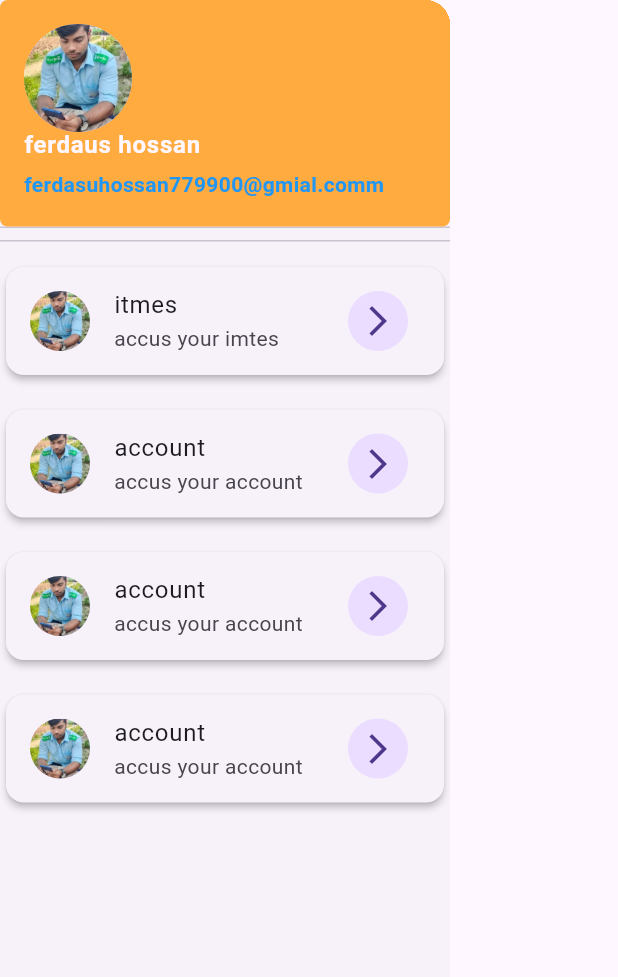
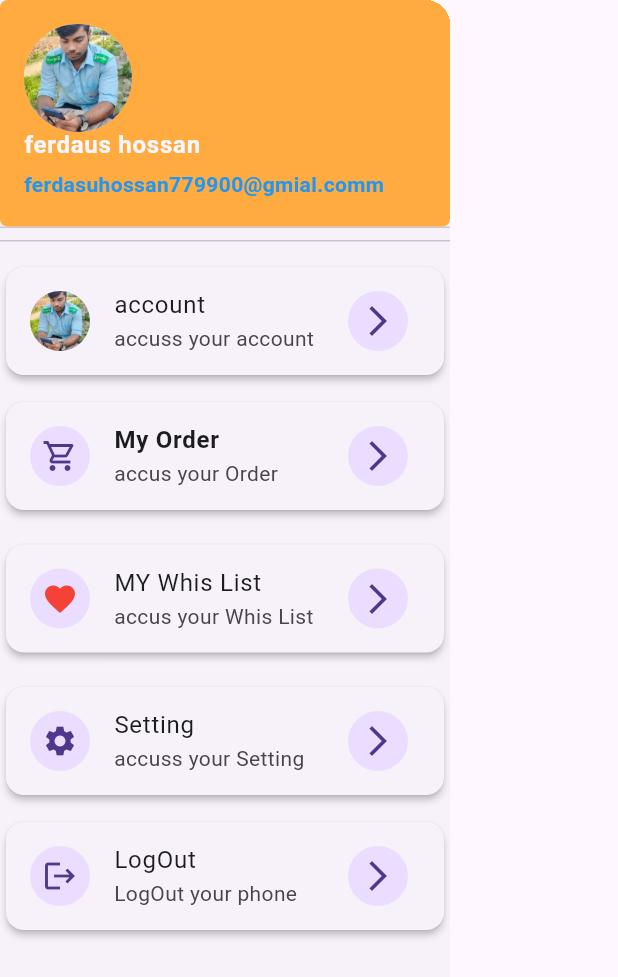
Before and after one commit to Ferdaus0001/Food-App-UI-Desing-, a Flutter app: the DrawerWidgets widget shown alone on an empty page, opened directly, on a phone screen of 412 x 824 dp. Shown: the top 977 px of the screen. Run offline on Flutter 3.47's test engine with Material 3 defaults, Android fonts, the phone set to English and light mode, and no system bars; our stand-ins replace firebase_auth, firebase_core, flutter_rating_bar, get, shared_preferences; missing offline and left inert: clippy_flutter; accounts and stored records are empty.

Commit message:
fast commaint

```diff
--- a/lib/UI/Widgets/DrawerWidgetss.dart
+++ b/lib/UI/Widgets/DrawerWidgetss.dart
@@ -25,12 +25,24 @@ class DrawerWidgets extends StatelessWidget {
             ),
           ),
           SizedBox(height: 5,),
+
           Card(
             elevation: 2,
             child: ListTile(
               leading:  CircleAvatar(backgroundImage: AssetImage('assets/ferdasuhossna.jpg'),),
-              title: Text('itmes '),
-              subtitle: Text('accus your imtes '),
+              title: Text('account '),
+              subtitle: Text('accuss your account '),
+              trailing: CircleAvatar(child: Icon(Icons.arrow_forward_ios)),
+            ),
+          ),
+          SizedBox(height: 10,),
+
+          Card(
+            elevation: 2,
+            child: ListTile(
+              leading:   CircleAvatar(child: Icon(Icons.shopping_cart_outlined)),
+              title: Text('My Order   ',style: TextStyle(fontWeight: FontWeight.bold),),
+              subtitle: Text('accus your Order '),
               trailing: CircleAvatar(child: Icon(Icons.arrow_forward_ios)),
             ),
           ),
@@ -39,9 +51,9 @@ class DrawerWidgets extends StatelessWidget {
           Card(
             elevation: 2,
             child: ListTile(
-              leading:  CircleAvatar(backgroundImage: AssetImage('assets/ferdasuhossna.jpg'),),
-              title: Text('account '),
-              subtitle: Text('accus your account '),
+              leading:  CircleAvatar(child: Icon(Icons.favorite,color: Colors.red,)),
+              title: Text('MY Whis List  '),
+              subtitle: Text('accus your Whis List  '),
               trailing: CircleAvatar(child: Icon(Icons.arrow_forward_ios)),
             ),
           ),
@@ -50,20 +62,21 @@ class DrawerWidgets extends StatelessWidget {
           Card(
             elevation: 2,
             child: ListTile(
-              leading:  CircleAvatar(backgroundImage: AssetImage('assets/ferdasuhossna.jpg'),),
-              title: Text('account '),
-              subtitle: Text('accus your account '),
+              leading:   CircleAvatar(child: Icon(Icons.settings,)),
+              title: Text('Setting  '),
+              subtitle: Text('accuss your Setting  '),
               trailing: CircleAvatar(child: Icon(Icons.arrow_forward_ios)),
             ),
           ),
           SizedBox(height: 10,),
-          SizedBox(height: 5,),
+
+
           Card(
             elevation: 2,
             child: ListTile(
-              leading:  CircleAvatar(backgroundImage: AssetImage('assets/ferdasuhossna.jpg'),),
-              title: Text('account '),
-              subtitle: Text('accus your account '),
+              leading:   CircleAvatar(child: Icon(Icons.logout,)),
+              title: Text('LogOut  '),
+              subtitle: Text('LogOut your phone   '),
               trailing: CircleAvatar(child: Icon(Icons.arrow_forward_ios)),
             ),
           ),
--- a/pubspec.yaml
+++ b/pubspec.yaml
@@ -47,6 +47,7 @@ dependencies:
 
   clippy_flutter: ^2.0.0-nullsafety.1
   badges: ^3.1.2
+  flutter_launcher_icons: ^0.14.1
 
 dev_dependencies:
   flutter_test:
```
Also changed, not shown: pubspec.lock.
